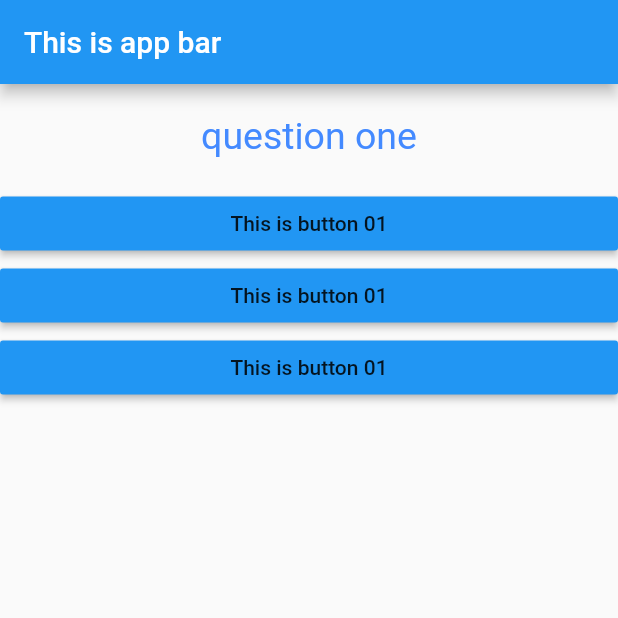
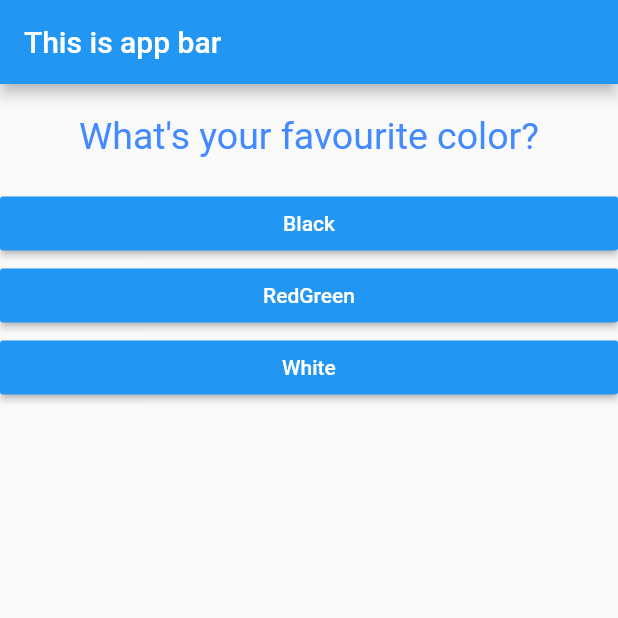
Before and after one commit to pamodaravihansa/Quiz_App, a Flutter app: the screen it shows after launch, on a phone screen of 412 x 824 dp, the top half of it. Run offline on Flutter 3.47's test engine with Material 2 defaults, Android fonts, the phone set to English and light mode, and no system bars.

Commit message:
Question view complete

```diff
--- a/lib/answer.dart
+++ b/lib/answer.dart
@@ -2,16 +2,18 @@ import 'package:flutter/material.dart';
 
 class Answer extends StatelessWidget {
   final Function selectHandler;
+  final String answerText;
 
-  Answer(this.selectHandler);
+  Answer(this.selectHandler, this.answerText);
 
   @override
   Widget build(BuildContext context) {
     return Container(
       width: double.infinity,
       child: RaisedButton(
+          textColor: Colors.white,
           color: Colors.blue,
-          child: Text('This is button 01'),
+          child: Text(answerText),
           onPressed: selectHandler),
     );
   }
--- a/lib/main.dart
+++ b/lib/main.dart
@@ -26,10 +26,19 @@ class _MyAppState extends State<MyApp> {
 
   @override
   Widget build(BuildContext context) {
-    var questionList = [
-      'question one',
-      'this is question two',
-      'this is question three'
+    var questions = [
+      {
+        'questionText': 'What\'s your favourite color?',
+        'answers': ['Black', 'Red' 'Green', 'White'],
+      },
+      {
+        'questionText': 'What\'s your favourite animal?',
+        'answers': ['Rabit', 'Snake' 'Elephant', 'Lion'],
+      },
+      {
+        'questionText': 'What\'s your favourite food?',
+        'answers': ['Ice Cream', 'Pizza' 'Water', 'Youghurt'],
+      },
     ];
 
     return MaterialApp(
@@ -39,10 +48,13 @@ class _MyAppState extends State<MyApp> {
         ),
         body: Column(
           children: <Widget>[
-            Question(questionList[_questionIndex]),
-            Answer(_answerQuestion),
-            Answer(_answerQuestion),
-            Answer(_answerQuestion),
+            Question(
+              questions[_questionIndex]['questionText'],
+            ),
+            ...(questions[_questionIndex]['answers'] as List<String>)
+                .map((answer) {
+              return Answer(_answerQuestion, answer);
+            }).toList()
           ],
         ),
       ),
```
Also changed, not shown: lib/question.dart (line endings or trailing spaces).
